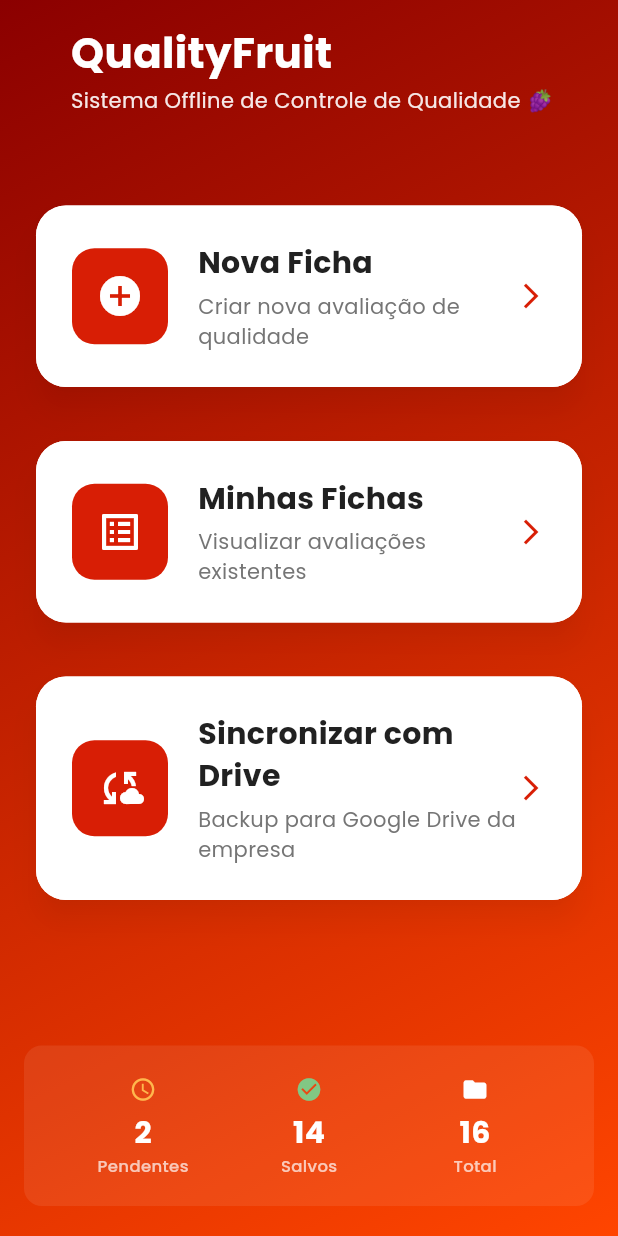
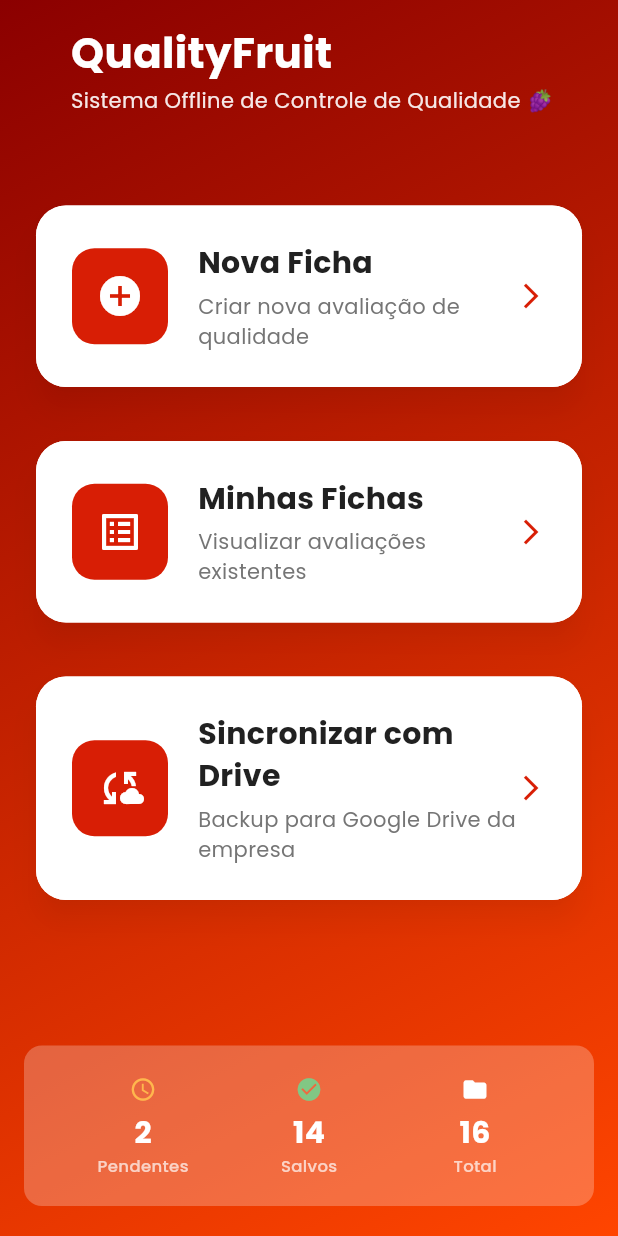
Before and after one commit to Wanjos-eng/quality-fruit-app, a Flutter app: the screen it shows after launch, on a phone screen of 412 x 824 dp. Run offline on Flutter 3.47's test engine with Material 3 defaults, Android fonts, the phone set to English and light mode, and no system bars; our stand-ins replace google_fonts, shared_preferences, sqflite; accounts and stored records are empty.

Commit message:
fix: Melhorar visibilidade da barra de status no tema claro

```diff
--- a/lib/presentation/pages/home_page.dart
+++ b/lib/presentation/pages/home_page.dart
@@ -456,7 +456,7 @@ class _HomePageState extends State<HomePage> {
         decoration: BoxDecoration(
           color: Theme.of(context).brightness == Brightness.dark
               ? AppColors.cardDark.withValues(alpha: 0.8)
-              : Colors.white.withValues(alpha: 0.08),
+              : Colors.white.withValues(alpha: 0.25),
           borderRadius: BorderRadius.circular(12),
         ),
         child: Row(
```
